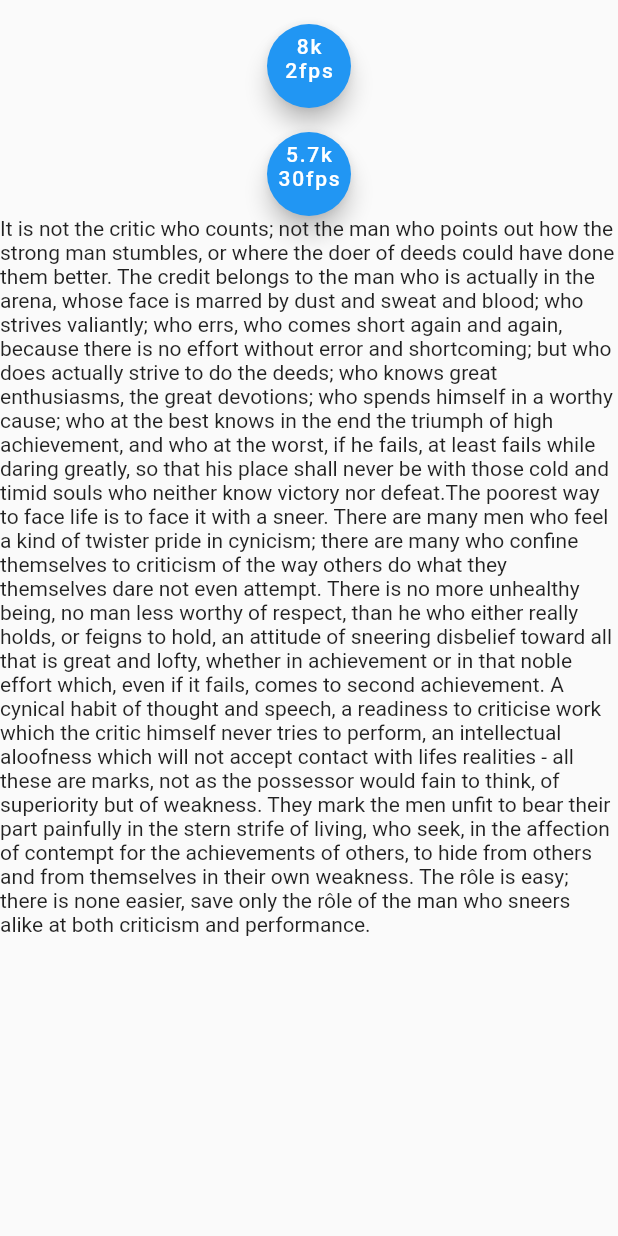
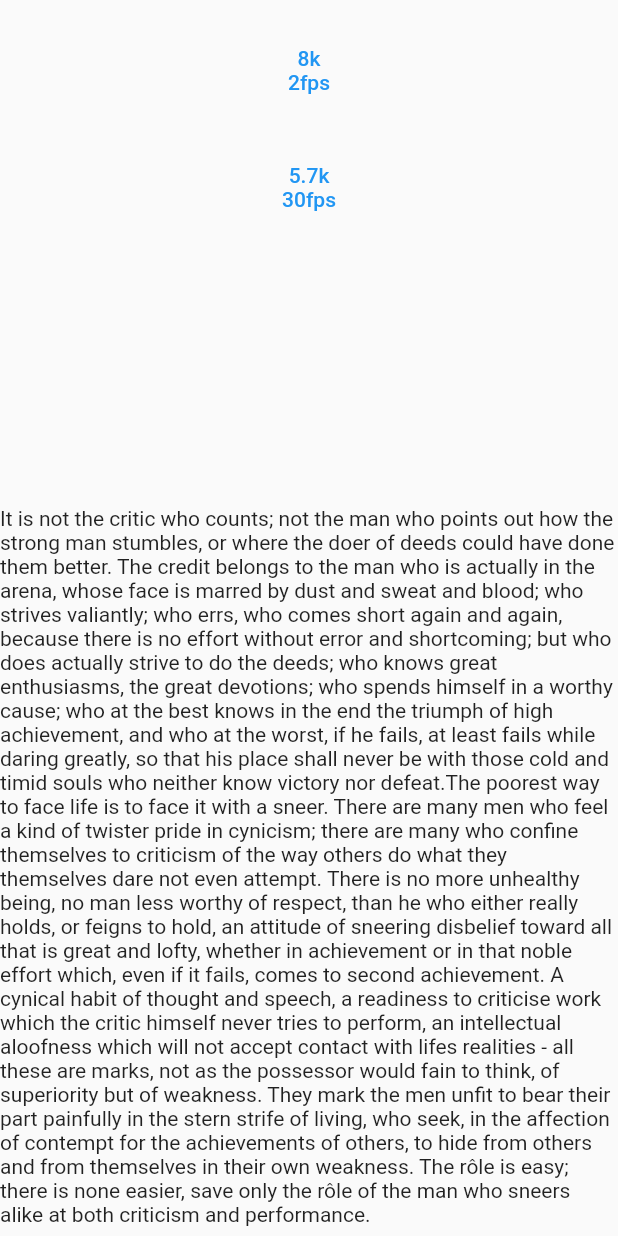
Before and after one commit to jcasman/video_wizard, a Flutter app: the screen it shows after launch, on a phone screen of 412 x 824 dp. Run offline on Flutter 3.47's test engine with Material 2 defaults, Android fonts, the phone set to English and light mode, and no system bars; our stand-ins replace bloc, equatable, flutter_bloc.

Commit message:
Jesse added features

```diff
--- a/lib/main.dart
+++ b/lib/main.dart
@@ -24,8 +24,7 @@ class MyApp extends StatelessWidget {
                     padding: const EdgeInsets.all(16.0),
                     child: Expanded(
                       flex: 2,
-                      child: FloatingActionButton(
-                        tooltip: 'new for X',
+                      child: TextButton(
                         child: Padding(
                           padding: const EdgeInsets.all(7.0),
                           child: Column(
@@ -41,10 +40,13 @@ class MyApp extends StatelessWidget {
                       ),
                     ),
                   ),
-                  FloatingActionButton(
-                    tooltip: 'regular API',
+                  Expanded(
+                    flex: 2,
+                    child: TextButton(
                       onPressed: () {
-                      context.read<ThetaResponseBloc>().add(FiveSevenKEvent());
+                        context
+                            .read<ThetaResponseBloc>()
+                            .add(FiveSevenKEvent());
                       },
                       child: Padding(
                         padding: const EdgeInsets.all(7.0),
@@ -53,6 +55,7 @@ class MyApp extends StatelessWidget {
                             Text('5.7k'),
                             Text('30fps'),
                           ],
+                        ),
                       ),
                     ),
                   ),
```
Also changed, not shown: lib/blocs/bloc/theta_response_bloc.dart (+32 -5 lines). Lines whose indentation alone changed are shown as unchanged.
